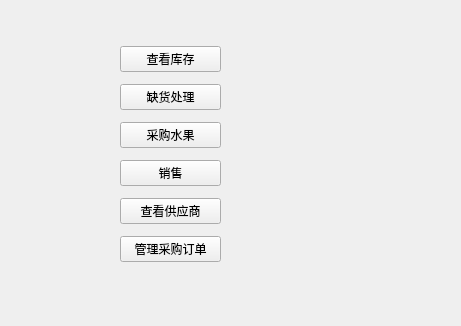
database-class-assistants/c-sFruitManager, file FruitManager/login.ui: the form before one commit.
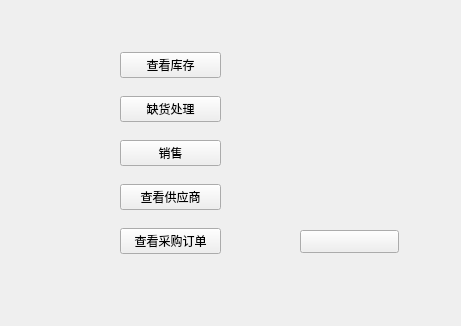
The form after the commit.

Commit message: 采购功能基本完成

```diff
--- a/FruitManager/login.ui
+++ b/FruitManager/login.ui
@@ -43,43 +43,49 @@
       </property>
      </widget>
     </item>
-    <item row="1" column="0">
-     <widget class="QPushButton" name="btn_need">
-      <property name="text">
-       <string>缺货处理</string>
-      </property>
-     </widget>
-    </item>
-    <item row="3" column="0">
+    <item row="2" column="0">
      <widget class="QPushButton" name="pushButton">
       <property name="text">
        <string>销售</string>
       </property>
      </widget>
     </item>
-    <item row="4" column="0">
+    <item row="3" column="0">
      <widget class="QPushButton" name="btn_supplier">
       <property name="text">
        <string>查看供应商</string>
       </property>
      </widget>
     </item>
-    <item row="2" column="0">
-     <widget class="QPushButton" name="btn_purchase">
+    <item row="1" column="0">
+     <widget class="QPushButton" name="btn_need">
       <property name="text">
-       <string>采购水果</string>
+       <string>缺货处理</string>
       </property>
      </widget>
     </item>
-    <item row="5" column="0">
+    <item row="4" column="0">
      <widget class="QPushButton" name="pushButton_2">
       <property name="text">
-       <string>管理采购订单</string>
+       <string>查看采购订单</string>
       </property>
      </widget>
     </item>
    </layout>
   </widget>
+  <widget class="QPushButton" name="btn_purchase">
+   <property name="geometry">
+    <rect>
+     <x>300</x>
+     <y>230</y>
+     <width>99</width>
+     <height>23</height>
+    </rect>
+   </property>
+   <property name="text">
+    <string/>
+   </property>
+  </widget>
  </widget>
  <resources/>
  <connections/>
```
The commit also changes 19 other files.
